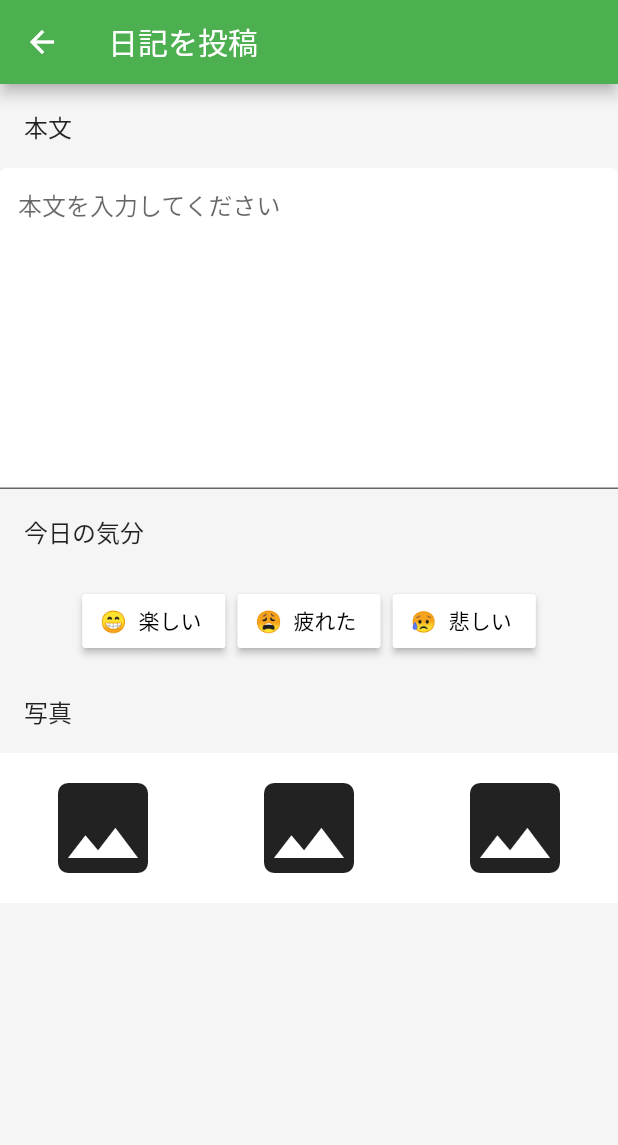
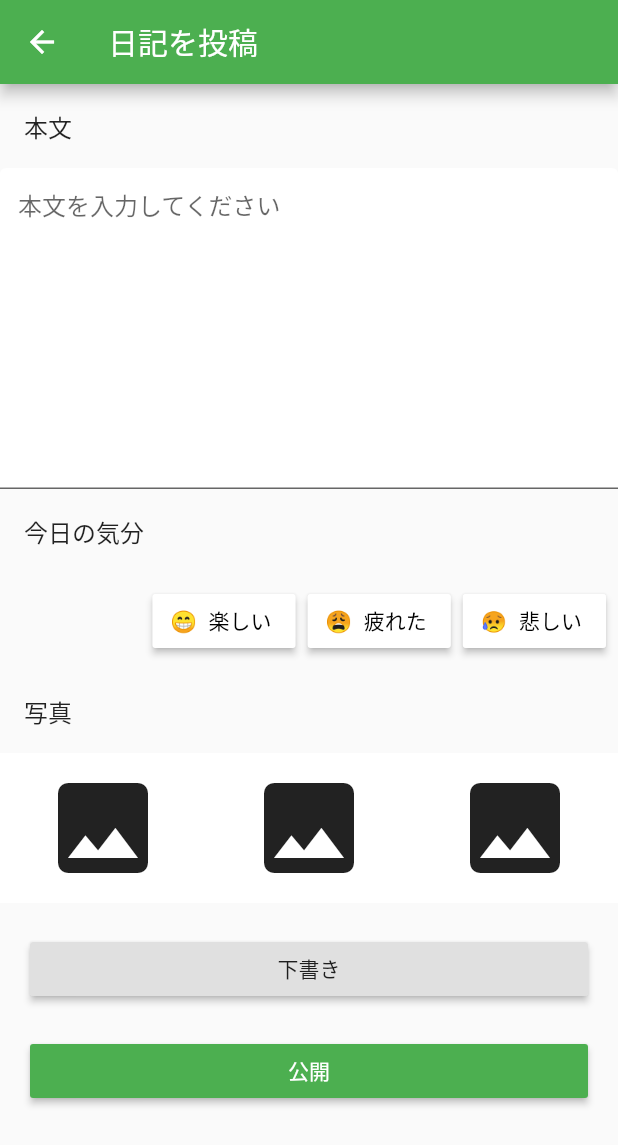
Before and after one commit to suusan2go/familog-app, a Flutter app: the DiaryEntryForm screen opened directly, on a phone screen of 412 x 824 dp. Shown: the top 1145 px of the screen. Run offline on Flutter 3.47's test engine with Material 2 defaults, Android fonts, the phone set to English and light mode, and no system bars; our stand-ins replace image_picker; network calls fail.

Commit message:
add buttons to form

```diff
--- a/lib/presentation/diary_entry_form.dart
+++ b/lib/presentation/diary_entry_form.dart
@@ -89,9 +89,7 @@ class _DiaryEntryFormState extends State<DiaryEntryForm> {
         // the App.build method, and use it to set our appbar title.
         title: new Text("日記を投稿"),
       ),
-      body: new Container(
-        color: Colors.grey[100],
-        child: new Column(
+      body: new ListView(
         children: <Widget>[
           new ListTile(
             title: new Text("本文"),
@@ -204,9 +202,16 @@ class _DiaryEntryFormState extends State<DiaryEntryForm> {
                   )
               ),
             ],
-            )
+          ),
+          new Container(
+            padding: const EdgeInsets.all(20.0),
+            child: new RaisedButton(onPressed: (){}, child: new Text("下書き")),
+          ),
+          new Container(
+            padding: const EdgeInsets.only(left: 20.0, top: 0.0, right: 20.0, bottom: 20.0),
+            child: new RaisedButton(onPressed: (){}, child: new Text("公開"), color: Theme.of(context).accentColor,textColor: Colors.white,),
+          ),
         ],
-        ),
       ),
     );
   }
```
Lines whose indentation alone changed are shown as unchanged.
